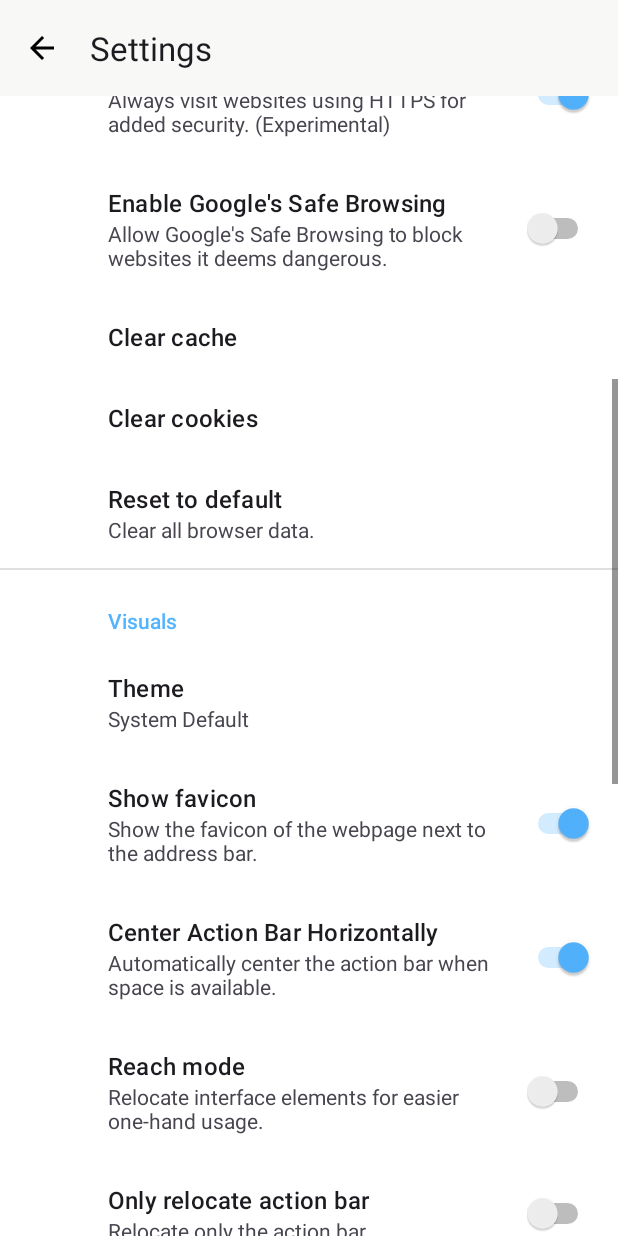
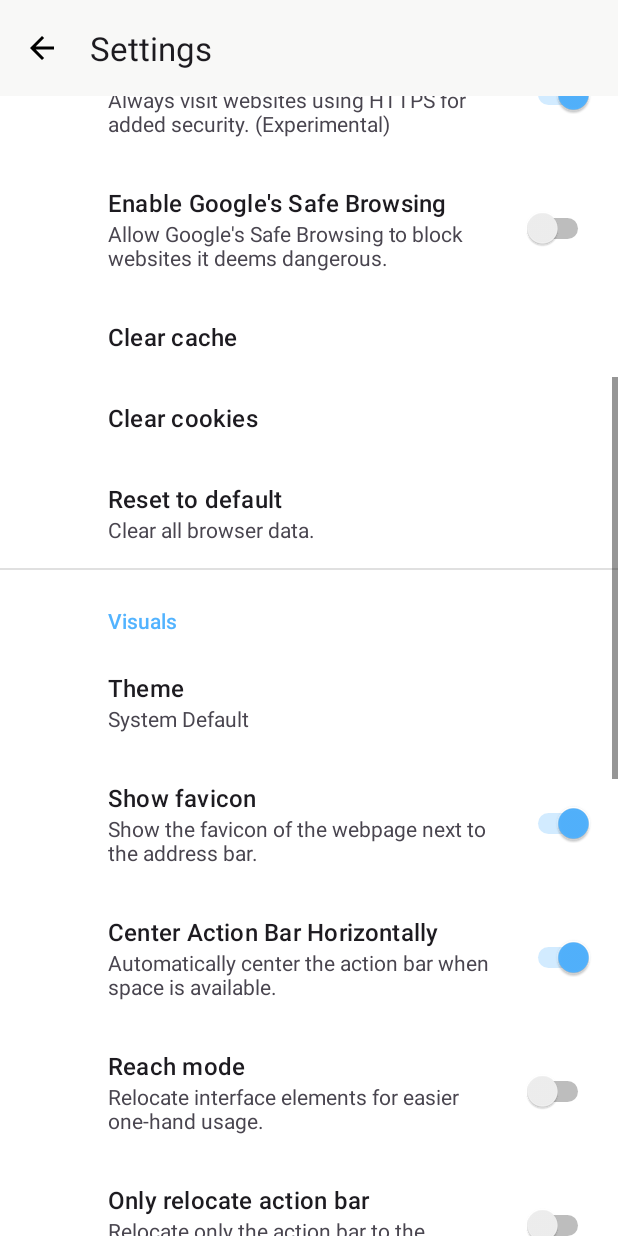
Before and after one commit to rcky844/viola, an Android app: the SettingsActivity screen opened directly, with no data from a screen before it, scrolled down 532 dp, on a phone screen of 412 x 824 dp. Run offline under Robolectric (Android 15) with nearby library versions, the phone set to English and light mode, and no system bars; our stand-ins replace androidx.preference.

Commit message:
strings: specify where [pref_reverse_only_action_summary]
Signed-off-by: Ricky Cheung <rcheung844@gmail.com>
Change-Id: Ia9dc5cba272871d036fc06b8cbfd8e04f8c9ce12

```diff
--- a/app/src/main/res/values/strings.xml
+++ b/app/src/main/res/values/strings.xml
@@ -118,7 +118,7 @@
     <string name="dialog_page_unresponsive_wait">Wait</string>
     <string name="dialog_page_unresponsive_terminate">Terminate</string>
     <string name="pref_reverse_only_action_title">Only relocate action bar</string>
-    <string name="pref_reverse_only_action_summary">Relocate only the action bar.</string>
+    <string name="pref_reverse_only_action_summary">Relocate only the action bar to the bottom.</string>
 
     <string-array name="errMsg">
         <item>Error!</item>
```
